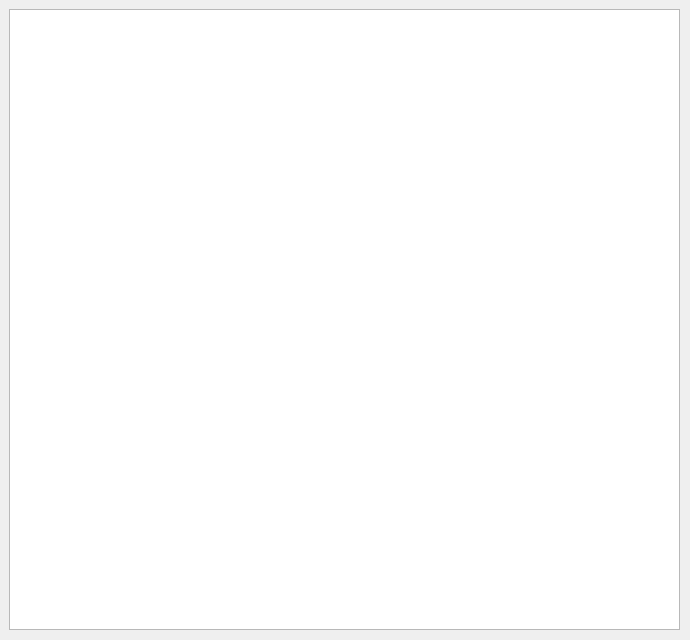
Old version of the form ui/dialog_help.ui in the repository wearablesLab14/human_cognition.
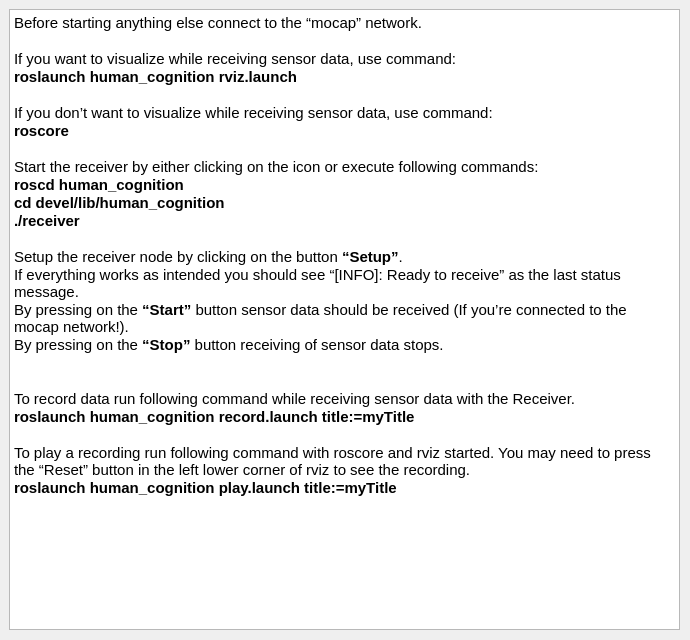
New version of the form.

Commit message: help dialog text

Diff of the .ui file:
```diff
--- a/ui/dialog_help.ui
+++ b/ui/dialog_help.ui
@@ -36,7 +36,38 @@
    </property>
    <layout class="QGridLayout" name="gridLayoutHelp">
     <item row="0" column="0">
-     <widget class="QTextBrowser" name="textBrowser"/>
+     <widget class="QTextBrowser" name="textBrowser">
+      <property name="html">
+       <string>&lt;!DOCTYPE HTML PUBLIC &quot;-//W3C//DTD HTML 4.0//EN&quot; &quot;http://www.w3.org/TR/REC-html40/strict.dtd&quot;&gt;
+&lt;html&gt;&lt;head&gt;&lt;meta name=&quot;qrichtext&quot; content=&quot;1&quot; /&gt;&lt;style type=&quot;text/css&quot;&gt;
+p, li { white-space: pre-wrap; }
+&lt;/style&gt;&lt;/head&gt;&lt;body style=&quot; font-family:'Ubuntu'; font-size:11pt; font-weight:400; font-style:normal;&quot;&gt;
+&lt;p style=&quot; margin-top:0px; margin-bottom:0px; margin-left:0px; margin-right:0px; -qt-block-indent:0; text-indent:0px;&quot;&gt;Before starting anything else connect to the “mocap” network. &lt;/p&gt;
+&lt;p style=&quot;-qt-paragraph-type:empty; margin-top:0px; margin-bottom:0px; margin-left:0px; margin-right:0px; -qt-block-indent:0; text-indent:0px;&quot;&gt;&lt;br /&gt;&lt;/p&gt;
+&lt;p style=&quot; margin-top:0px; margin-bottom:0px; margin-left:0px; margin-right:0px; -qt-block-indent:0; text-indent:0px;&quot;&gt;If you want to visualize while receiving sensor data, use command:&lt;/p&gt;
+&lt;p style=&quot; margin-top:0px; margin-bottom:0px; margin-left:0px; margin-right:0px; -qt-block-indent:0; text-indent:0px;&quot;&gt;&lt;span style=&quot; font-weight:600;&quot;&gt;roslaunch human_cognition rviz.launch&lt;/span&gt;&lt;/p&gt;
+&lt;p style=&quot;-qt-paragraph-type:empty; margin-top:0px; margin-bottom:0px; margin-left:0px; margin-right:0px; -qt-block-indent:0; text-indent:0px;&quot;&gt;&lt;br /&gt;&lt;/p&gt;
+&lt;p style=&quot; margin-top:0px; margin-bottom:0px; margin-left:0px; margin-right:0px; -qt-block-indent:0; text-indent:0px;&quot;&gt;If you don’t want to visualize while receiving sensor data, use command:&lt;/p&gt;
+&lt;p style=&quot; margin-top:0px; margin-bottom:0px; margin-left:0px; margin-right:0px; -qt-block-indent:0; text-indent:0px;&quot;&gt;&lt;span style=&quot; font-weight:600;&quot;&gt;roscore&lt;/span&gt;&lt;/p&gt;
+&lt;p style=&quot;-qt-paragraph-type:empty; margin-top:0px; margin-bottom:0px; margin-left:0px; margin-right:0px; -qt-block-indent:0; text-indent:0px;&quot;&gt;&lt;br /&gt;&lt;/p&gt;
+&lt;p style=&quot; margin-top:0px; margin-bottom:0px; margin-left:0px; margin-right:0px; -qt-block-indent:0; text-indent:0px;&quot;&gt;Start the receiver by either clicking on the icon or execute following commands:&lt;/p&gt;
+&lt;p style=&quot; margin-top:0px; margin-bottom:0px; margin-left:0px; margin-right:0px; -qt-block-indent:0; text-indent:0px;&quot;&gt;&lt;span style=&quot; font-weight:600;&quot;&gt;roscd human_cognition&lt;/span&gt;&lt;/p&gt;
+&lt;p style=&quot; margin-top:0px; margin-bottom:0px; margin-left:0px; margin-right:0px; -qt-block-indent:0; text-indent:0px;&quot;&gt;&lt;span style=&quot; font-weight:600;&quot;&gt;cd devel/lib/human_cognition&lt;/span&gt;&lt;/p&gt;
+&lt;p style=&quot; margin-top:0px; margin-bottom:0px; margin-left:0px; margin-right:0px; -qt-block-indent:0; text-indent:0px;&quot;&gt;&lt;span style=&quot; font-weight:600;&quot;&gt;./receiver&lt;/span&gt;&lt;/p&gt;
+&lt;p style=&quot;-qt-paragraph-type:empty; margin-top:0px; margin-bottom:0px; margin-left:0px; margin-right:0px; -qt-block-indent:0; text-indent:0px;&quot;&gt;&lt;br /&gt;&lt;/p&gt;
+&lt;p style=&quot; margin-top:0px; margin-bottom:0px; margin-left:0px; margin-right:0px; -qt-block-indent:0; text-indent:0px;&quot;&gt;Setup the receiver node by clicking on the button &lt;span style=&quot; font-weight:600;&quot;&gt;“Setup”&lt;/span&gt;.&lt;/p&gt;
+&lt;p style=&quot; margin-top:0px; margin-bottom:0px; margin-left:0px; margin-right:0px; -qt-block-indent:0; text-indent:0px;&quot;&gt;If everything works as intended you should see “[INFO]: Ready to receive” as the last status message. &lt;/p&gt;
+&lt;p style=&quot; margin-top:0px; margin-bottom:0px; margin-left:0px; margin-right:0px; -qt-block-indent:0; text-indent:0px;&quot;&gt;By pressing on the &lt;span style=&quot; font-weight:600;&quot;&gt;“Start”&lt;/span&gt; button sensor data should be received (If you’re connected to the mocap network!).&lt;/p&gt;
+&lt;p style=&quot; margin-top:0px; margin-bottom:0px; margin-left:0px; margin-right:0px; -qt-block-indent:0; text-indent:0px;&quot;&gt;By pressing on the &lt;span style=&quot; font-weight:600;&quot;&gt;“Stop”&lt;/span&gt; button receiving of sensor data stops. &lt;/p&gt;
+&lt;p style=&quot;-qt-paragraph-type:empty; margin-top:0px; margin-bottom:0px; margin-left:0px; margin-right:0px; -qt-block-indent:0; text-indent:0px;&quot;&gt;&lt;br /&gt;&lt;/p&gt;
+&lt;p style=&quot;-qt-paragraph-type:empty; margin-top:0px; margin-bottom:0px; margin-left:0px; margin-right:0px; -qt-block-indent:0; text-indent:0px;&quot;&gt;&lt;br /&gt;&lt;/p&gt;
+&lt;p style=&quot; margin-top:0px; margin-bottom:0px; margin-left:0px; margin-right:0px; -qt-block-indent:0; text-indent:0px;&quot;&gt;To record data run following command while receiving sensor data with the Receiver. &lt;/p&gt;
+&lt;p style=&quot; margin-top:0px; margin-bottom:0px; margin-left:0px; margin-right:0px; -qt-block-indent:0; text-indent:0px;&quot;&gt;&lt;span style=&quot; font-weight:600;&quot;&gt;roslaunch human_cognition record.launch title:=myTitle&lt;/span&gt;&lt;/p&gt;
+&lt;p style=&quot;-qt-paragraph-type:empty; margin-top:0px; margin-bottom:0px; margin-left:0px; margin-right:0px; -qt-block-indent:0; text-indent:0px;&quot;&gt;&lt;br /&gt;&lt;/p&gt;
+&lt;p style=&quot; margin-top:0px; margin-bottom:0px; margin-left:0px; margin-right:0px; -qt-block-indent:0; text-indent:0px;&quot;&gt;To play a recording run following command with roscore and rviz started. You may need to press the “Reset” button in the left lower corner of rviz to see the recording.&lt;/p&gt;
+&lt;p style=&quot; margin-top:0px; margin-bottom:0px; margin-left:0px; margin-right:0px; -qt-block-indent:0; text-indent:0px;&quot;&gt;&lt;span style=&quot; font-weight:600;&quot;&gt;roslaunch human_cognition play.launch title:=myTitle&lt;/span&gt;&lt;/p&gt;&lt;/body&gt;&lt;/html&gt;</string>
+      </property>
+     </widget>
     </item>
    </layout>
   </widget>
```
